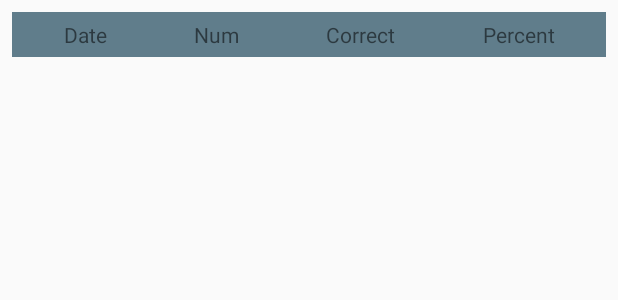
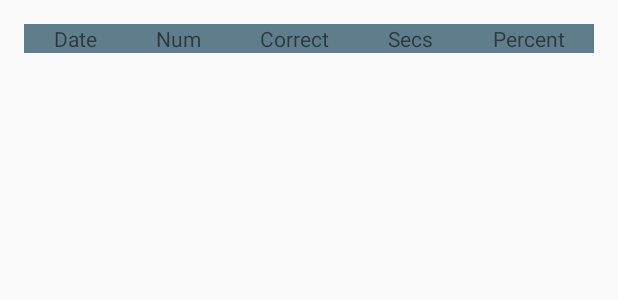
Before and after one commit to blackjackshellac/MathFlashCrashTestDummy, an Android app: the layout activity_stats.xml on its own in the app's theme, with its tools: preview values and no code run, on a phone screen of 412 x 824 dp. Shown: the top 300 px of the screen. Run offline under Robolectric (Android 15) with nearby library versions, the phone set to English and light mode, and no system bars.

Commit message:
* display stats in StatsActivity * make scrollable view

```diff
--- a/app/src/main/res/layout/activity_stats.xml
+++ b/app/src/main/res/layout/activity_stats.xml
@@ -7,6 +7,20 @@
     android:layout_height="match_parent"
     tools:context="com.oneguycoding.mathflashcrashtestdummy.StatsActivity">
 
+    <ScrollView xmlns:android="http://schemas.android.com/apk/res/android"
+                android:id="@+id/statsScroll"
+                style="@android:style/Widget.Material.Light.ScrollView"
+                android:layout_width="0dp"
+                android:layout_height="0dp"
+                android:layout_marginBottom="8dp"
+                android:layout_marginLeft="8dp"
+                android:layout_marginRight="8dp"
+                android:layout_marginTop="8dp"
+                app:layout_constraintBottom_toBottomOf="parent"
+                app:layout_constraintLeft_toLeftOf="parent"
+                app:layout_constraintRight_toRightOf="parent"
+                app:layout_constraintTop_toTopOf="parent">
+
         <TableLayout
             android:id="@+id/statsTable"
             android:layout_width="match_parent"
@@ -15,6 +29,7 @@
             android:layout_marginLeft="8dp"
             android:layout_marginRight="8dp"
             android:layout_marginTop="8dp"
+            android:paddingBottom="4dp"
             app:layout_constraintBottom_toBottomOf="parent"
             app:layout_constraintLeft_toLeftOf="parent"
             app:layout_constraintRight_toRightOf="parent"
@@ -25,7 +40,7 @@
                 android:layout_width="match_parent"
                 android:layout_height="match_parent"
                 android:background="#607D8B"
-            android:padding="5dp">
+                >
 
                 <TextView
                     android:id="@+id/statsRowHeaderDate"
@@ -52,6 +67,14 @@
                     android:textAlignment="center"/>
 
                 <TextView
+                    android:id="@+id/statsRowHeaderSecs"
+                    android:layout_width="wrap_content"
+                    android:layout_height="wrap_content"
+                    android:layout_weight="1"
+                    android:text="Secs"
+                    android:textAlignment="center"/>
+
+                <TextView
                     android:id="@+id/statsRowHeaderPercent"
                     android:layout_width="wrap_content"
                     android:layout_height="wrap_content"
@@ -61,4 +84,6 @@
             </TableRow>
 
         </TableLayout>
+    </ScrollView>
+
 </android.support.constraint.ConstraintLayout>
```
Also changed, not shown: app/src/main/java/com/oneguycoding/mathflashcrashtestdummy/StatsActivity.java (+25 -44 lines), app/src/main/java/com/oneguycoding/mathflashcrashtestdummy/UserResults.java (+33 -12 lines). Lines whose indentation alone changed are shown as unchanged.
